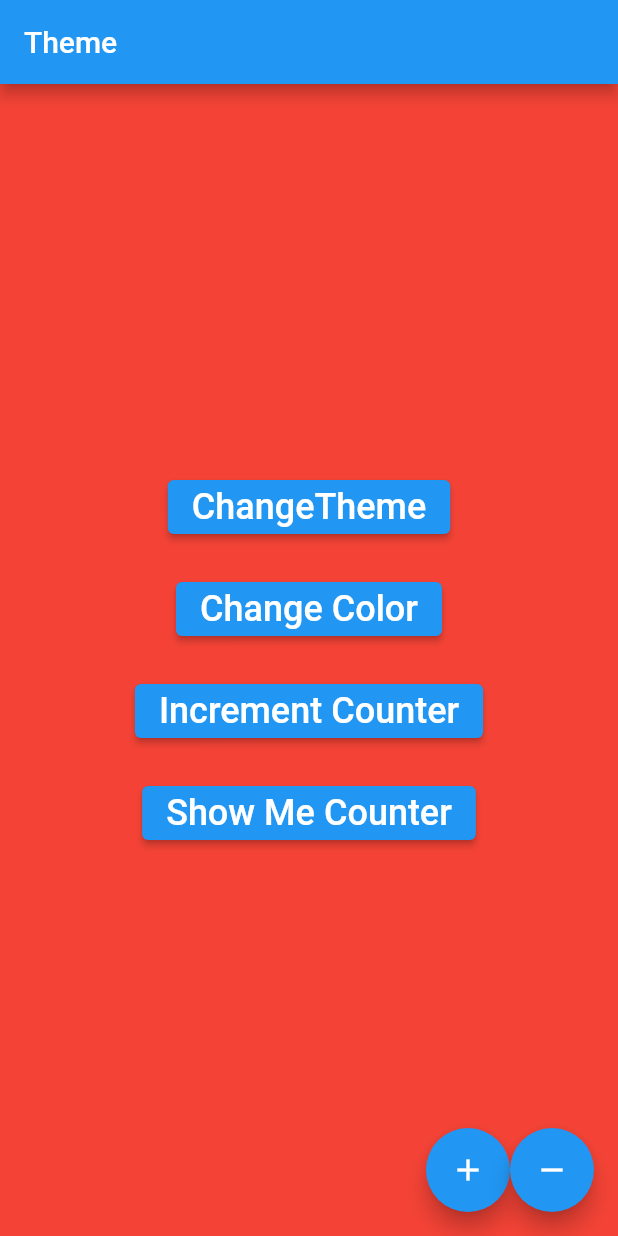
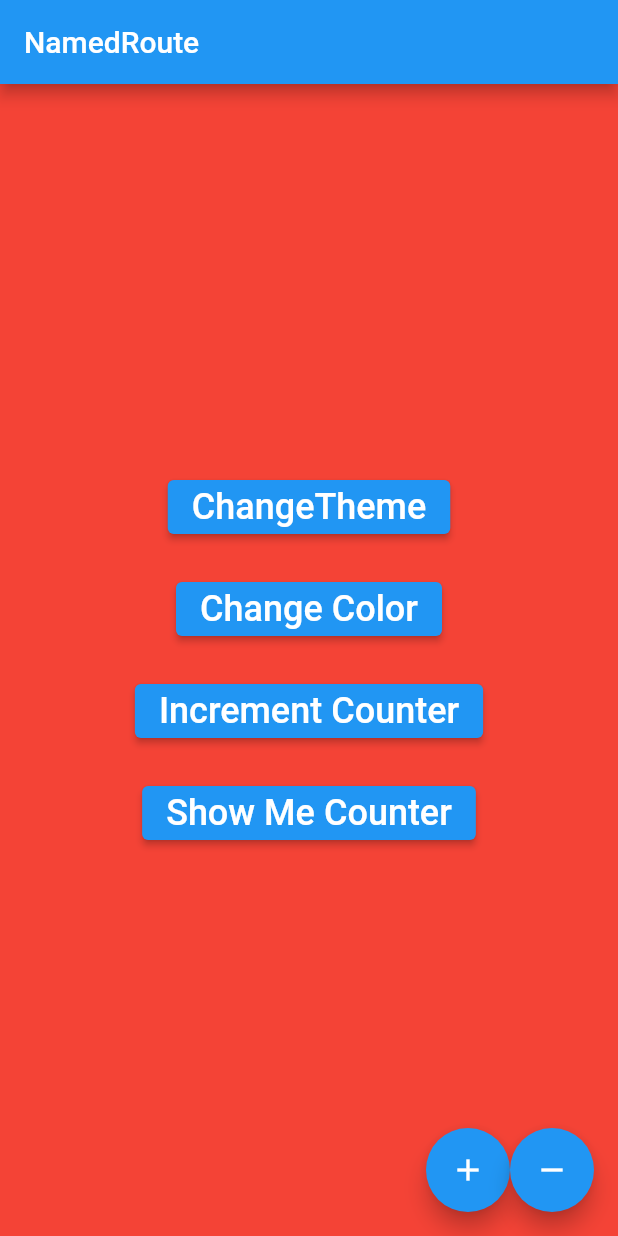
Before and after one commit to mandal39/bloc_beginners, a Flutter app: the screen it shows after launch, on a phone screen of 412 x 824 dp. Run offline on Flutter 3.47's test engine with Material 2 defaults, Android fonts, the phone set to English and light mode, and no system bars; our stand-ins replace bloc, equatable, flutter_bloc.

Commit message:
named_route

```diff
--- a/lib/main.dart
+++ b/lib/main.dart
@@ -37,8 +37,11 @@ class MyApp extends StatelessWidget {
             theme: state.appTheme == AppTheme.light
                 ? ThemeData.light()
                 : ThemeData.dark(),
-            home: const MyHomePage(title: 'Theme'),
             debugShowCheckedModeBanner: false,
+            routes: {
+              '/': (context) => MyHomePage(title: 'NamedRoute'),
+              '/counter': (context) => ShowMeCounter(),
+            },
           );
         },
       ),
```
